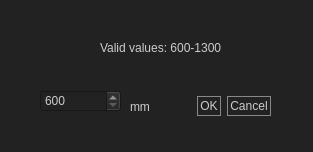
The window that source/resources/addWavelengthDialog.ui (jaytreee/PresetEditor) describes before a commit, drawn with Qt 5.
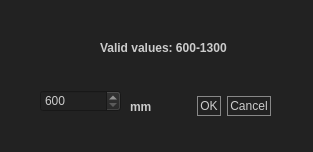
The same window after the commit.

```diff
--- a/source/resources/addWavelengthDialog.ui
+++ b/source/resources/addWavelengthDialog.ui
@@ -119,10 +119,16 @@
     <rect>
      <x>100</x>
      <y>40</y>
-     <width>121</width>
+     <width>141</width>
      <height>16</height>
     </rect>
    </property>
+   <property name="font">
+    <font>
+     <weight>75</weight>
+     <bold>true</bold>
+    </font>
+   </property>
    <property name="text">
     <string>Valid values: 600-1300</string>
    </property>
@@ -136,6 +142,12 @@
      <height>13</height>
     </rect>
    </property>
+   <property name="font">
+    <font>
+     <weight>75</weight>
+     <bold>true</bold>
+    </font>
+   </property>
    <property name="text">
     <string>mm</string>
    </property>
```
Left out of the diff: 6 changed lines with no effect on the pictures.
